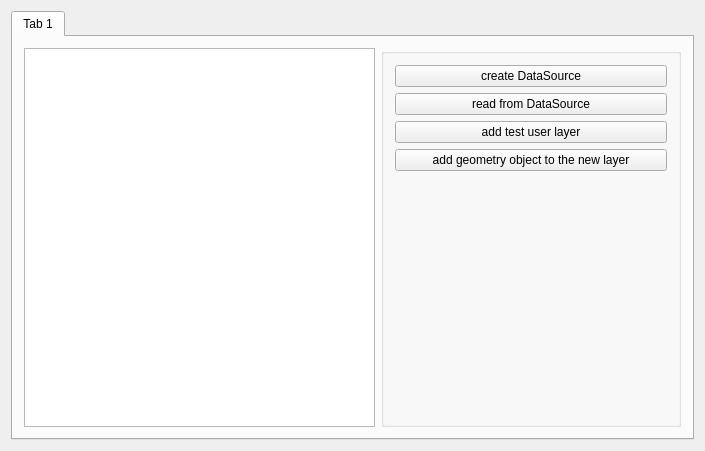
The window that app/model_test/widget.ui (Komzpa/gnm) describes before a commit, drawn with Qt 5.
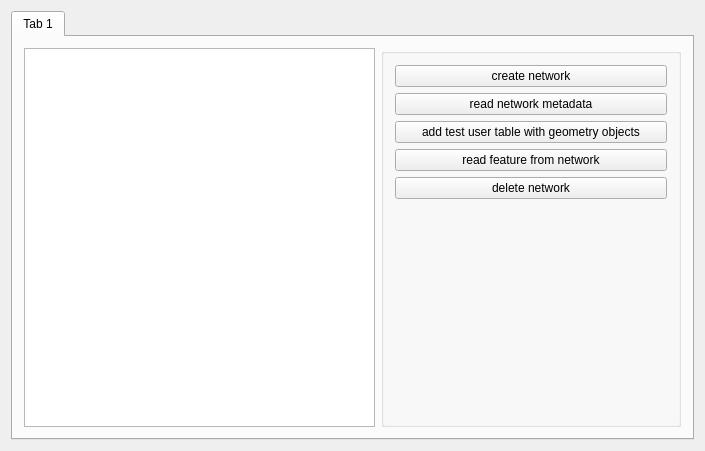
The same window after the commit.

Commit message: Delete network capability added

Patch:
```diff
--- a/app/model_test/widget.ui
+++ b/app/model_test/widget.ui
@@ -61,28 +61,35 @@
              </size>
             </property>
             <property name="text">
-             <string>create DataSource</string>
+             <string>create network</string>
             </property>
            </widget>
           </item>
           <item>
            <widget class="QPushButton" name="pushButton">
             <property name="text">
-             <string>read from DataSource</string>
+             <string>read network metadata</string>
             </property>
            </widget>
           </item>
           <item>
            <widget class="QPushButton" name="pushButton_2">
             <property name="text">
-             <string>add test user layer</string>
+             <string>add test user table with geometry objects</string>
             </property>
            </widget>
           </item>
           <item>
            <widget class="QPushButton" name="pushButton_3">
             <property name="text">
-             <string>add geometry object to the new layer</string>
+             <string>read feature from network</string>
+            </property>
+           </widget>
+          </item>
+          <item>
+           <widget class="QPushButton" name="pushButton_5">
+            <property name="text">
+             <string>delete network</string>
             </property>
            </widget>
           </item>
```
The commit also changes 12 other files.
